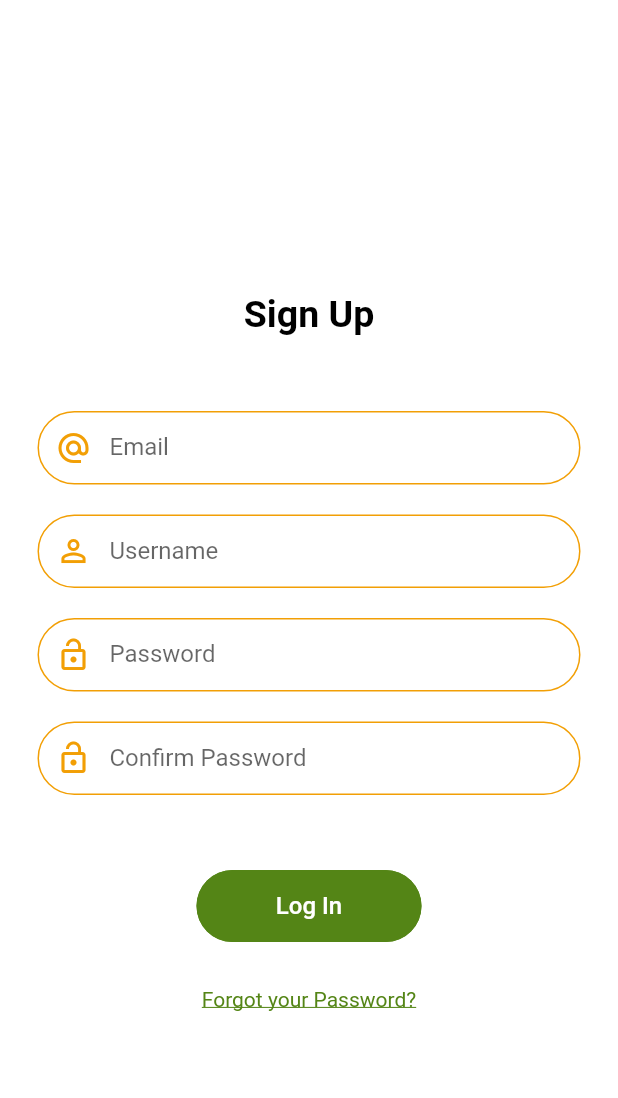
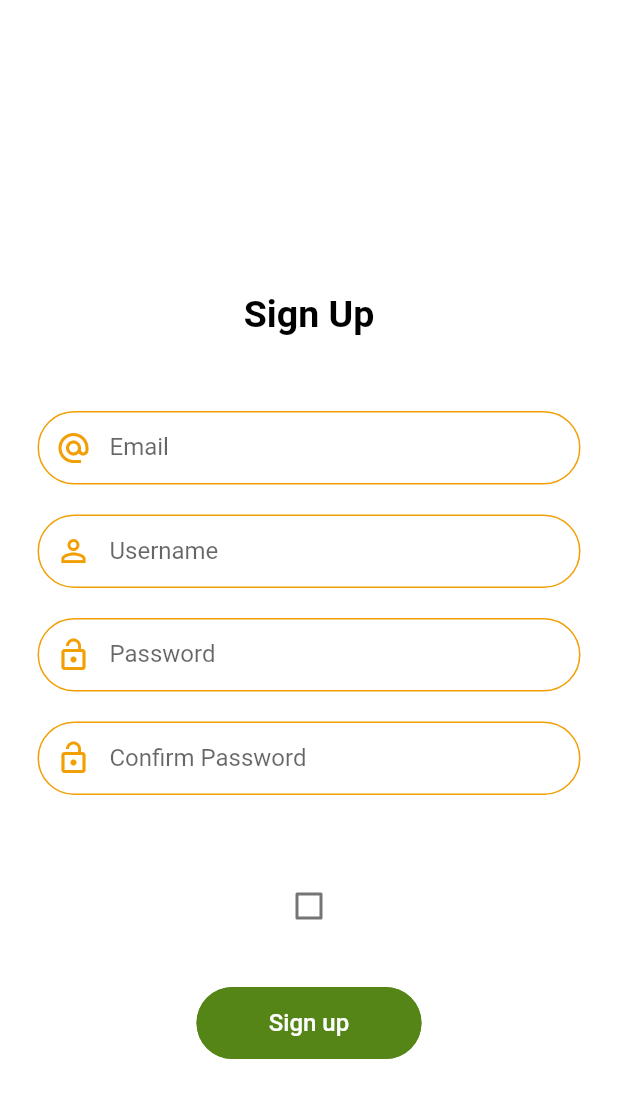
Before and after one commit to shahrukhktk/Recipe-Flutter-App-UI, a Flutter app: the SignupEmailScreen screen opened directly, on a phone screen of 412 x 824 dp. Shown: the top 1098 px of the screen. Run offline on Flutter 3.47's test engine with Material 2 defaults, Android fonts, the phone set to English and light mode, and no system bars.

Commit message:
INIT COMMIT 1. Auth Main Screen Done 2. Login Page Done 3. Signup option page done 4. Sign up with email page done

```diff
--- a/lib/Authentication/signup.dart
+++ b/lib/Authentication/signup.dart
@@ -29,6 +29,9 @@ class SignupEmailScreen extends StatefulWidget {
 }
 
 class _SignupEmailScreenState extends State<SignupEmailScreen> {
+
+  bool rememberMe = false;
+
   @override
   Widget build(BuildContext context) {
     return Scaffold(
@@ -66,7 +69,21 @@ class _SignupEmailScreenState extends State<SignupEmailScreen> {
           ),
 
           Padding(
-            padding: const EdgeInsets.only(top: 50.0, right: 20, left: 20),
+            padding: const EdgeInsets.only(top: 50.0),
+            child: Checkbox(value: rememberMe,
+                activeColor: AppColors.accentcolor,
+                onChanged:(bool newValue){
+                  setState(() {
+                    rememberMe = newValue;
+                  });
+                  Text('Agree to terms and conditions', style: TextStyle(
+                      fontFamily: 'Roboto', color: AppColors.accentcolor, fontSize: 14, fontWeight: FontWeight.normal,
+                  ),);
+                }),
+          ),
+
+          Padding(
+            padding: const EdgeInsets.only(top: 30.0, right: 20, left: 20),
             child: Center(
               child: FlatButton(
                 height: 48,
@@ -82,27 +99,11 @@ class _SignupEmailScreenState extends State<SignupEmailScreen> {
                     MaterialPageRoute(builder: (context) => HomeScreen()),); // It should navigate to Home Screen
                 },
                 child: Text(
-                  "Log In",
+                  "Sign up",
                   style: TextStyle(
                       fontSize: 16.0, fontFamily: 'Roboto'
                   ),
                 ),
-              ),
-            ),
-          ),
-
-          Padding(
-            padding: const EdgeInsets.only(top: 30.0),
-            child: Center(
-              child: GestureDetector(
-                onTap: ()
-                {
-                  Navigator.push(context,
-                    MaterialPageRoute(builder: (context) => HomeScreen()),); //It should navigate to forgot password screen
-                },
-                child: Text('Forgot your Password?', style: TextStyle(
-                    fontFamily: 'Roboto', color: AppColors.accentcolor, fontSize: 14, fontWeight: FontWeight.normal, decoration: TextDecoration.underline
-                ),),
               ),
             ),
           ),
```
